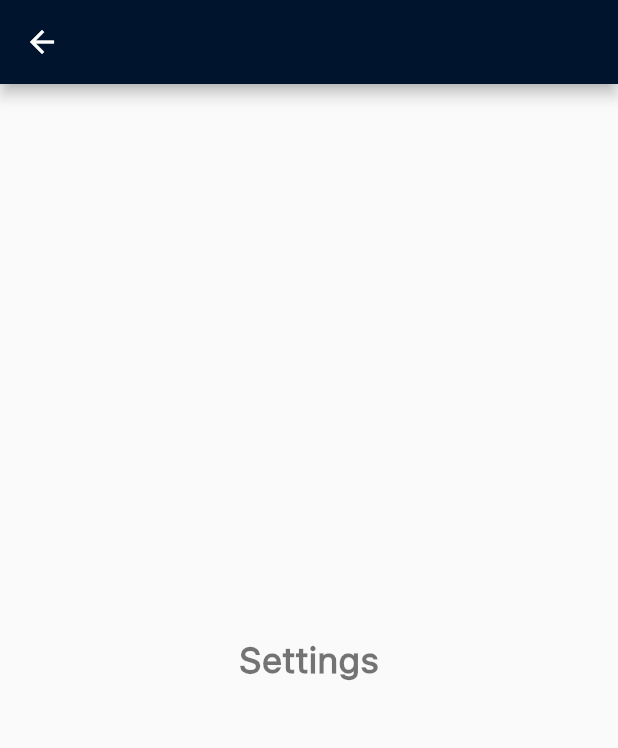
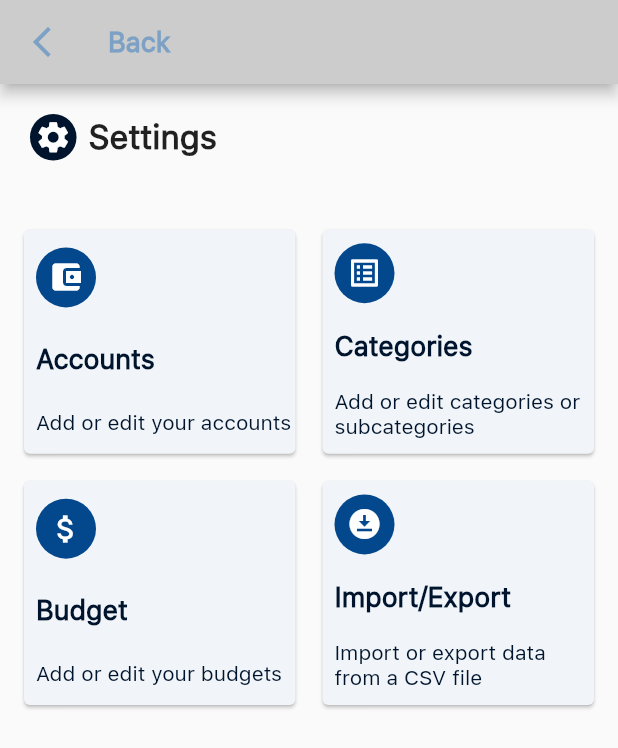
Before and after one commit to RIP-Comm/sossoldi, a Flutter app: the SettingsPage screen opened by its route, on a phone screen of 412 x 824 dp. Shown: the top 748 px of the screen. Run offline on Flutter 3.47's test engine with Material 2 defaults, Android fonts, the light colour scheme and no system bars; our stand-ins replace fl_chart, percent_indicator, sqflite; missing offline and left inert: circular_menu; accounts and stored records are empty.

Commit message:
Added settings_page with four main options

```diff
--- a/lib/pages/settings_page.dart
+++ b/lib/pages/settings_page.dart
@@ -3,17 +3,148 @@
 import 'package:flutter/material.dart';
 
 class SettingsPage extends StatefulWidget {
+  const SettingsPage({super.key});
+
   @override
+  // ignore: library_private_types_in_public_api
   _SettingsPageState createState() => _SettingsPageState();
 }
+
+var settingsOptions = const [
+  [
+    Icons.account_balance_wallet,
+    "Accounts",
+    "Add or edit your accounts",
+  ],
+  [
+    Icons.list_alt,
+    "Categories",
+    "Add or edit categories or subcategories",
+  ],
+  [
+    Icons.attach_money,
+    "Budget",
+    "Add or edit your budgets",
+  ],
+  [
+    Icons.download_for_offline,
+    "Import/Export",
+    "Import or export data from a CSV file",
+  ],
+];
 
 class _SettingsPageState extends State<SettingsPage> {
   @override
   Widget build(BuildContext context) {
     return Scaffold(
-        appBar: AppBar(),
-        body: Center(
-          child: Text("Settings", style: Theme.of(context).textTheme.headline4),
-        ));
+      appBar: AppBar(
+        leading: IconButton(
+          icon: const Icon(
+            Icons.arrow_back_ios_new,
+            color: Color(0XFF7DA1C4),
+          ),
+          onPressed: () {
+            Navigator.pop(context);
+            // Return to previous page
+          },
+        ),
+        backgroundColor: const Color.fromRGBO(204, 204, 204, 1),
+        title: const Text(
+          'Back',
+          style: TextStyle(color: Color(0XFF7DA1C4)),
+        ),
+      ),
+      body: Column(
+        children: [
+          Padding(
+            padding: const EdgeInsets.all(20.0),
+            child: Row(
+              children: [
+                Container(
+                  decoration: const BoxDecoration(
+                    shape: BoxShape.circle,
+                    color: Color(0XFF00152D),
+                  ),
+                  child: const Padding(
+                    padding: EdgeInsets.all(3.0),
+                    child: Icon(
+                      Icons.settings,
+                      size: 25.0,
+                      color: Colors.white,
+                    ),
+                  ),
+                ),
+                const Padding(
+                  padding: EdgeInsets.only(left: 8.0),
+                  child: Text(
+                    'Settings',
+                    style: TextStyle(
+                      fontSize: 22.0,
+                    ),
+                  ),
+                ),
+              ],
+            ),
+          ),
+          const SizedBox(
+            height: 10,
+          ),
+          Expanded(
+            child: GridView.count(
+              padding: const EdgeInsets.all(12.0),
+              crossAxisCount: 2,
+              childAspectRatio: 3 / 2.5,
+              mainAxisSpacing: 10,
+              crossAxisSpacing: 10,
+              children: List.generate(
+                settingsOptions.length,
+                (index) {
+                  return InkWell(
+                    onTap: () {},
+                    child: Card(
+                      color: const Color(0XFFF1F5F9),
+                      child: Container(
+                        height: double.infinity,
+                        margin: const EdgeInsets.only(left: 8),
+                        child: Column(
+                          mainAxisAlignment: MainAxisAlignment.spaceAround,
+                          crossAxisAlignment: CrossAxisAlignment.start,
+                          children: <Widget>[
+                            Container(
+                              width: 40.0,
+                              height: 40.0,
+                              decoration: const BoxDecoration(
+                                color: Color(0xFF03478c),
+                                shape: BoxShape.circle,
+                              ),
+                              child: Icon(
+                                settingsOptions[index][0] as IconData,
+                                color: Colors.white,
+                              ),
+                            ),
+                            Text(settingsOptions[index][1].toString(),
+                                style: const TextStyle(
+                                    fontSize: 18, color: Color(0XFF00152D)),
+                                textAlign: TextAlign.left),
+                            Text(
+                              settingsOptions[index][2].toString(),
+                              style: const TextStyle(
+                                  fontWeight: FontWeight.w100,
+                                  fontSize: 14,
+                                  color: Color(0XFF00152D)),
+                              textAlign: TextAlign.left,
+                            ),
+                          ],
+                        ),
+                      ),
+                    ),
+                  );
+                },
+              ),
+            ),
+          ),
+        ],
+      ),
+    );
   }
 }
```
Also changed, not shown: pubspec.lock.
